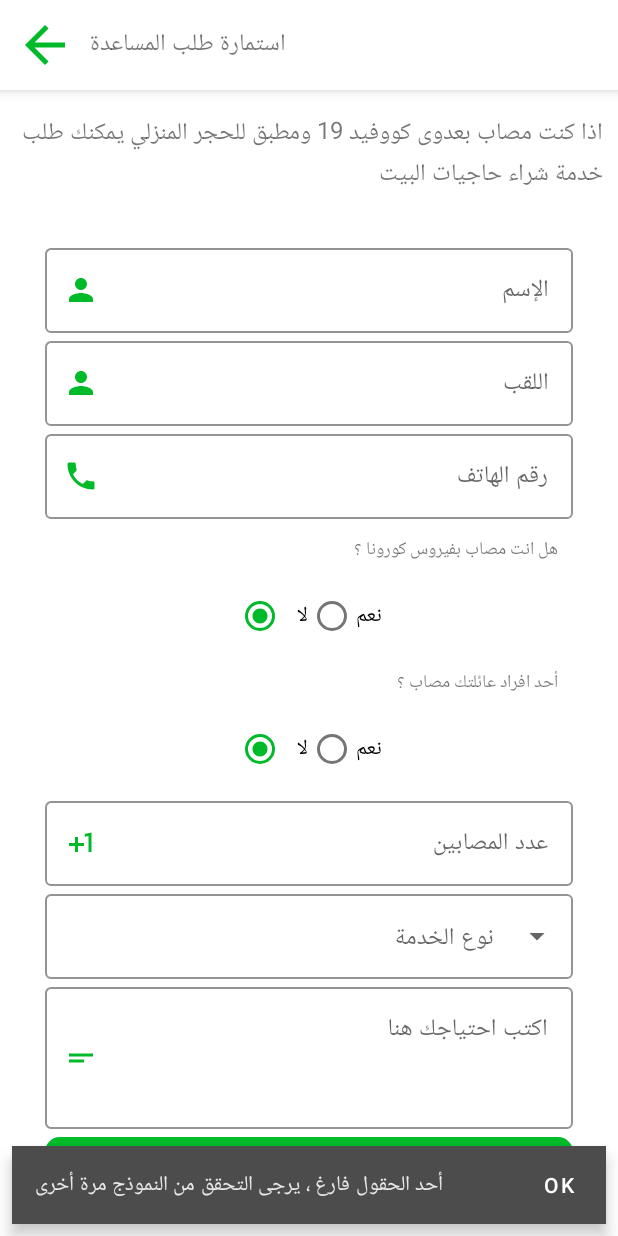
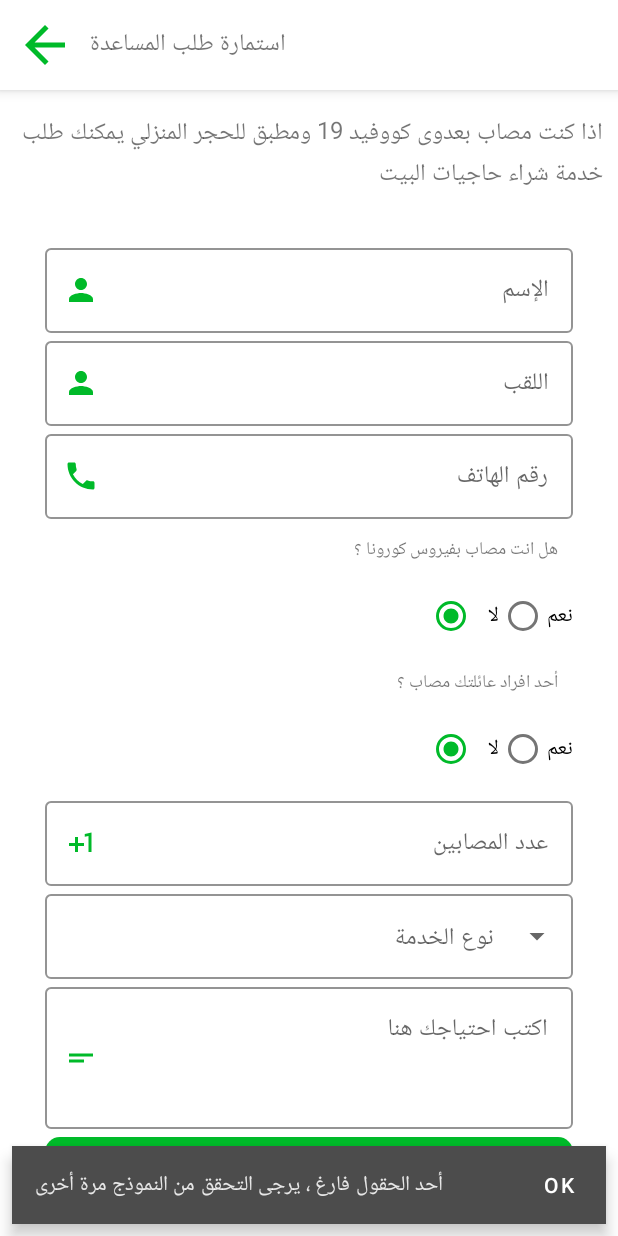
Before and after one commit to DgmSolutions/nokhbaHMD, an Android app: the HelpScreen screen opened directly, with no data from a screen before it, after a tap on "أرسل", on a phone screen of 412 x 824 dp. Run offline under Robolectric (Android 15) with nearby library versions, the phone set to English and light mode, and no system bars; our stand-ins replace Firebase (no records; nobody signed in at launch, a user with empty details on screens opened directly); Roboto replaces fonts that are not available here.

Commit message:
help save

```diff
--- a/app/src/main/java/com/example/nokhbahmd/classes/Datetime.java
+++ b/app/src/main/java/com/example/nokhbahmd/classes/Datetime.java
@@ -4,7 +4,7 @@ import java.text.SimpleDateFormat;
 import java.util.Date;
 
 public class Datetime {
-    static String getDateTime() {
+   public static String getDateTime() {
         SimpleDateFormat outputFmt = new SimpleDateFormat("yyyy-MM-dd HH:mm:ss");
         String date = outputFmt.format(new Date());
         return date;
--- a/app/src/main/java/register/HelpScreen.java
+++ b/app/src/main/java/register/HelpScreen.java
@@ -10,6 +10,7 @@ import android.content.pm.PackageManager;
 import android.location.LocationManager;
 import android.os.Bundle;
 import android.os.Looper;
+import android.util.Log;
 import android.view.View;
 import android.widget.ArrayAdapter;
 import android.widget.AutoCompleteTextView;
@@ -20,6 +21,8 @@ import android.widget.RadioGroup;
 import android.widget.Toast;
 
 import com.example.nokhbahmd.R;
+import com.example.nokhbahmd.classes.Datetime;
+import com.example.nokhbahmd.classes.Help;
 import com.example.nokhbahmd.classes.SnackBar;
 import com.google.android.gms.common.api.ApiException;
 import com.google.android.gms.common.api.ResolvableApiException;
@@ -31,10 +34,16 @@ import com.google.android.gms.location.LocationSettingsRequest;
 import com.google.android.gms.location.LocationSettingsResponse;
 import com.google.android.gms.location.LocationSettingsStatusCodes;
 import com.google.android.gms.tasks.OnCompleteListener;
+import com.google.android.gms.tasks.OnFailureListener;
+import com.google.android.gms.tasks.OnSuccessListener;
 import com.google.android.gms.tasks.Task;
 import com.google.android.material.snackbar.Snackbar;
 import com.google.android.material.textfield.TextInputEditText;
 import com.google.android.material.textfield.TextInputLayout;
+import com.google.firebase.firestore.FirebaseFirestore;
+
+import java.util.HashMap;
+import java.util.Map;
 
 public class HelpScreen extends AppCompatActivity {
 
@@ -47,6 +56,8 @@ public class HelpScreen extends AppCompatActivity {
     private LinearLayout linear;
     private final int locationRequestCode = 123;
     private static String  pattrenString = "^([A-Za-z]+)(\\s[A-Za-z]+)*\\s?$",phonePattren="\\d{10}";
+    private FirebaseFirestore db = FirebaseFirestore.getInstance();
+    private static final String TAG = "HelpScreen";
     @Override
     protected void onCreate(Bundle savedInstanceState) {
         super.onCreate(savedInstanceState);
@@ -63,9 +74,6 @@ public class HelpScreen extends AppCompatActivity {
         //radio button groupe
         covid_you = (RadioGroup) findViewById(R.id.covid_you);
        covid_family = (RadioGroup) findViewById(R.id.covid_family);
-        //radio button
-
-
         //dropdown
         textInputLayout = findViewById(R.id.dropdown_menu_layout);
         autoCompleteTextView = findViewById(R.id.dropdown_menu_id);
@@ -76,9 +84,22 @@ public class HelpScreen extends AppCompatActivity {
         String[] itmes = new String[]{item1, item2, item3};
         ArrayAdapter<String> adapter = new ArrayAdapter<>(HelpScreen.this, R.layout.dropdown_items, itmes);
         autoCompleteTextView.setAdapter(adapter);
+        covid_number.setEnabled(false);
+        covid_family.setOnCheckedChangeListener(
+                new RadioGroup.OnCheckedChangeListener() {
+                    @Override
+                    public void onCheckedChanged(RadioGroup group, int checkedId) {
+                        if(checkedId == R.id.oui){
+                           covid_number.setEnabled(true);
+                        }else if(checkedId == R.id.non){
+                            covid_number.setEnabled(false);
+                        }
+                    }
+                }
+        );
 
-        //Toast.makeText(HelpScreen.this,,Toast.LENGTH_LONG).show();
         btn = findViewById(R.id.send);
+
         btn.setOnClickListener(new View.OnClickListener() {
             @Override
             public void onClick(View view) {
@@ -86,19 +107,30 @@ public class HelpScreen extends AppCompatActivity {
                  String prenom =lname.getText().toString().trim();
                  String phone = phone_number.getText().toString().trim();
                  String cnum=covid_number.getText().toString().trim();
-                 String desc=desc_help.getText().toString().trim();
+                 String desc=desc_help.getText().toString();
+                 desc=desc.replaceAll("( )+", " ");
                 int checked =covid_you.getCheckedRadioButtonId();
                 choix = (RadioButton) findViewById(checked);
                 int check =covid_family.getCheckedRadioButtonId();
                 fchoix = (RadioButton) findViewById(check);
                 String drop =autoCompleteTextView.getText().toString();
-                if(!nom.isEmpty() && !prenom.isEmpty() && !phone.isEmpty() && !cnum.isEmpty() && !desc.isEmpty()){
+                String Ycovide =choix.getText().toString();
+                String Fcovid =fchoix.getText().toString();
+                if(!nom.isEmpty() && !prenom.isEmpty() && !phone.isEmpty() && !desc.isEmpty()){
                      if(!drop.isEmpty()){
                          if(nom.matches(pattrenString)){
                              if(prenom.matches(pattrenString)){
                                  if(phone.matches(phonePattren)){
-                                     //insert
-                                     getCurrentLocation();
+                                     //get localisation and insert data
+                                     switch (fchoix.getId()){
+                                         case R.id.non:
+                                             getCurrentLocation(nom,prenom,phone,Ycovide,Fcovid,drop,desc,"0");
+                                             break;
+                                         case R.id.oui:
+                                             getCurrentLocation(nom,prenom,phone,Ycovide,Fcovid,drop,desc,cnum);
+                                             break;
+                                     }
+
                                  }else{
                                      new SnackBar().SnackBarMessage(linear,getString(R.string.phoneformat), Snackbar.LENGTH_SHORT,getResources().getColor(R.color.Eblack));
                                  }
@@ -120,22 +152,7 @@ public class HelpScreen extends AppCompatActivity {
                 }
 
 
-              /*  BottomSheetMaterialDialog mDialog = new BottomSheetMaterialDialog.Builder(HelpScreen.this).setAnimation(R.raw.sended)
-                        .setTitle("تم الإرسال بنجاح")
-                        .setMessage("ستقوم النخبة بالاتصال بك في أقرب وقت")
-                        .setCancelable(true)
-                        .setPositiveButton("حسنا", new MaterialDialog.OnClickListener() {
-                            @Override
-                            public void onClick(DialogInterface dialogInterface, int which) {
-                                dialogInterface.dismiss();
-                            }
-                        })
-                        .build();
-                LottieAnimationView animationView = mDialog.getAnimationView();
-                animationView.setPadding(100, 100, 100, 100);
-                animationView.loop(false);
-                // Show Dialog
-                mDialog.show();*/
+
             }
         });
 
@@ -150,7 +167,7 @@ public class HelpScreen extends AppCompatActivity {
     }
 
     //get location method
-    private void getCurrentLocation(){
+    private void getCurrentLocation(String n,String p,String h,String yc,String fc,String drop,String d ,String cnum){
         LocationRequest locationRequest = new LocationRequest();
         locationRequest.setInterval(10000);
         locationRequest.setFastestInterval(3000);
@@ -174,6 +191,11 @@ public class HelpScreen extends AppCompatActivity {
                                 double latitude = locationResult.getLocations().get(index).getLatitude();
                                 double longtitude = locationResult.getLocations().get(index).getLongitude();
                                Toast.makeText(HelpScreen.this,latitude +" "+longtitude,Toast.LENGTH_LONG).show();
+                                Map<String, Double> localisation = new HashMap<>();
+                                localisation.put("latitude",latitude);
+                                localisation.put("longtitude",longtitude);
+                                Help help =new Help(n,p,h,yc,fc,drop,d,Integer.parseInt(cnum),Datetime.getDateTime(),localisation);
+                               SaveData(help);
                             }
 
                         }
@@ -221,5 +243,21 @@ public class HelpScreen extends AppCompatActivity {
                 }
             }
         });
+    }//end enbleGPS
+    private void SaveData(Help help){
+        db.collection("Help").document(help.getPhone()).set(help)
+                .addOnSuccessListener(new OnSuccessListener<Void>() {
+                    @Override
+                    public void onSuccess(Void aVoid) {
+                   Toast.makeText(HelpScreen.this,"saved",Toast.LENGTH_LONG).show();
+                    }
+                }).addOnFailureListener(new OnFailureListener() {
+            @Override
+            public void onFailure(@NonNull Exception e) {
+                new SnackBar().SnackBarMessage(linear,getString(R.string.errorMssg), Snackbar.LENGTH_SHORT,getResources().getColor(R.color.Eblack));
+                Log.d(TAG,e.getMessage());
+            }
+        });
+
     }
 }
--- a/app/src/main/res/layout/activity_help_screen.xml
+++ b/app/src/main/res/layout/activity_help_screen.xml
@@ -135,7 +135,7 @@
                     android:id="@+id/covid_you"
                     android:layout_width="match_parent"
                     android:layout_height="match_parent"
-                    android:gravity="center"
+                    android:gravity="right"
                     android:orientation="horizontal">
 
                     <RadioButton
@@ -165,7 +165,7 @@
                     android:id="@+id/covid_family"
                     android:layout_width="match_parent"
                     android:layout_height="match_parent"
-                    android:gravity="center"
+                    android:gravity="right"
                     android:orientation="horizontal">
 
                     <RadioButton
--- a/app/src/main/res/values/strings.xml
+++ b/app/src/main/res/values/strings.xml
@@ -51,4 +51,5 @@
     <string name="nomformat">اللقب غير صالح</string>
     <string name="phoneformat">رقم الهاتف غير صالح</string>
     <string name="serviceType">يرجى تحديد نوع الخدمة</string>
+    <string name="errorMssg">حدث خطأ يرجى المحاولة مرة أخرى</string>
 </resources>
```
Also changed, not shown: app/src/main/java/com/example/nokhbahmd/classes/Help.java (+23 -2 lines).
